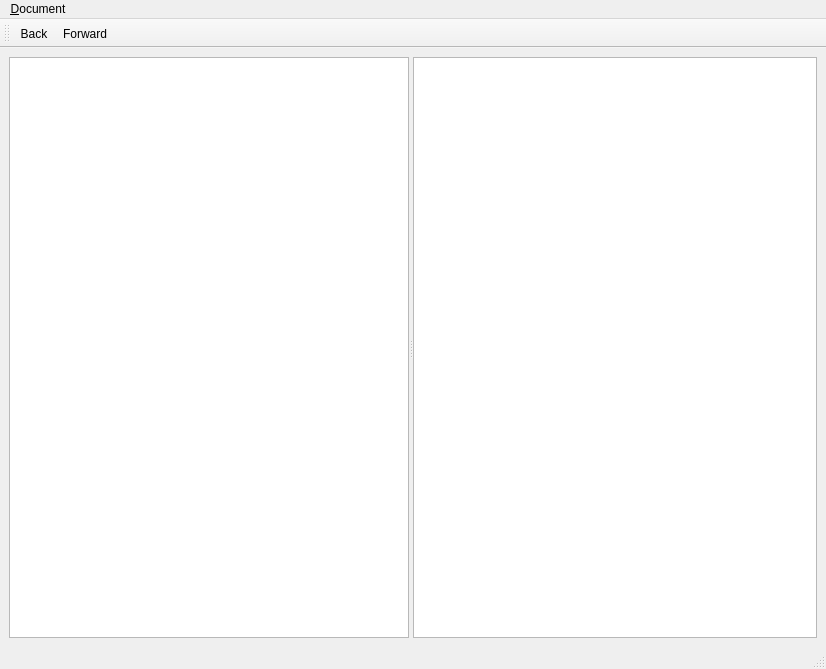
This is Sqliteman/sqliteman/helpbrowser.ui in iamkjg/sqliteman as Qt 5 draws it before an edit. The edited form follows.
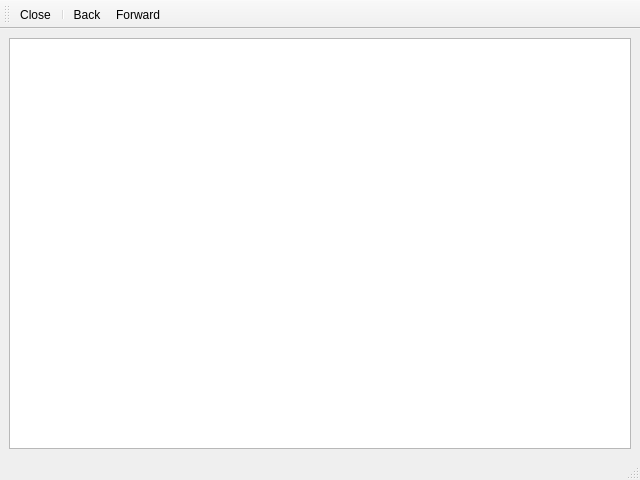
This is the edited form.

The edit to the form file:
```diff
--- a/Sqliteman/sqliteman/helpbrowser.ui
+++ b/Sqliteman/sqliteman/helpbrowser.ui
@@ -5,8 +5,8 @@
    <rect>
     <x>0</x>
     <y>0</y>
-    <width>826</width>
-    <height>669</height>
+    <width>640</width>
+    <height>480</height>
    </rect>
   </property>
   <property name="windowTitle" >
@@ -25,20 +25,6 @@
       <property name="orientation" >
        <enum>Qt::Horizontal</enum>
       </property>
-      <widget class="QTextBrowser" name="menuBrowser" >
-       <property name="minimumSize" >
-        <size>
-         <width>200</width>
-         <height>0</height>
-        </size>
-       </property>
-       <property name="maximumSize" >
-        <size>
-         <width>400</width>
-         <height>16777215</height>
-        </size>
-       </property>
-      </widget>
       <widget class="QTextBrowser" name="textBrowser" >
        <property name="openExternalLinks" >
         <bool>true</bool>
@@ -48,26 +34,6 @@
     </item>
    </layout>
   </widget>
-  <widget class="QMenuBar" name="menubar" >
-   <property name="geometry" >
-    <rect>
-     <x>0</x>
-     <y>0</y>
-     <width>826</width>
-     <height>35</height>
-    </rect>
-   </property>
-   <widget class="QMenu" name="menu_Document" >
-    <property name="title" >
-     <string>&amp;Document</string>
-    </property>
-    <addaction name="actionBack" />
-    <addaction name="actionForward" />
-    <addaction name="separator" />
-    <addaction name="action_Close" />
-   </widget>
-   <addaction name="menu_Document" />
-  </widget>
   <widget class="QStatusBar" name="statusbar" />
   <widget class="QToolBar" name="toolBar" >
    <property name="orientation" >
@@ -76,6 +42,8 @@
    <attribute name="toolBarArea" >
     <number>4</number>
    </attribute>
+   <addaction name="action_Close" />
+   <addaction name="separator" />
    <addaction name="actionBack" />
    <addaction name="actionForward" />
   </widget>
```
